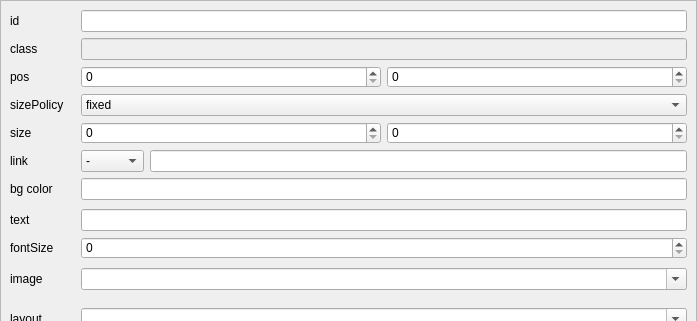
h13i32maru/navyjs-legacy2, file n_layout_prop_edit.ui: the form before one commit; both pictures show x 0 to 697 and y 0 to 321 of the 697 by 647 pixel window.
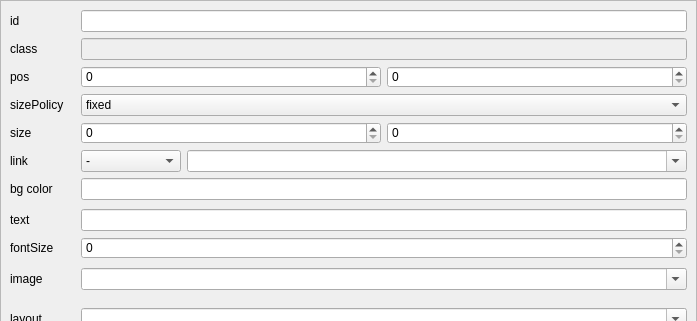
The form after the commit. Custom widgets are drawn as their Qt base class.

Patch:
```diff
--- a/n_layout_prop_edit.ui
+++ b/n_layout_prop_edit.ui
@@ -183,6 +183,18 @@
            <layout class="QHBoxLayout" name="horizontalLayout_3">
             <item>
              <widget class="QComboBox" name="linkType">
+              <property name="sizePolicy">
+               <sizepolicy hsizetype="Fixed" vsizetype="Fixed">
+                <horstretch>0</horstretch>
+                <verstretch>0</verstretch>
+               </sizepolicy>
+              </property>
+              <property name="minimumSize">
+               <size>
+                <width>100</width>
+                <height>0</height>
+               </size>
+              </property>
               <item>
                <property name="text">
                 <string>-</string>
@@ -201,7 +213,11 @@
              </widget>
             </item>
             <item>
-             <widget class="QLineEdit" name="linkId"/>
+             <widget class="NComboBox" name="linkId">
+              <property name="editable">
+               <bool>true</bool>
+              </property>
+             </widget>
             </item>
            </layout>
           </item>
@@ -318,6 +334,13 @@
    </item>
   </layout>
  </widget>
+ <customwidgets>
+  <customwidget>
+   <class>NComboBox</class>
+   <extends>QComboBox</extends>
+   <header>extend/n_combo_box.h</header>
+  </customwidget>
+ </customwidgets>
  <resources/>
  <connections/>
 </ui>
```
Left out of the diff: 4 changed lines with no effect on the pictures.
